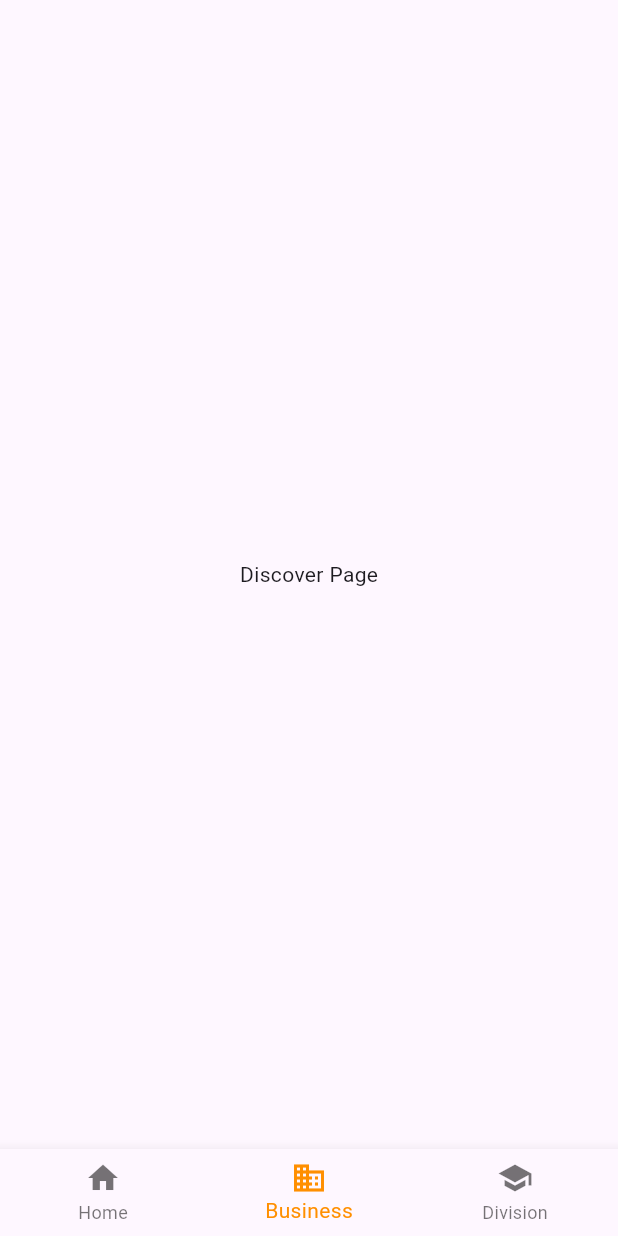
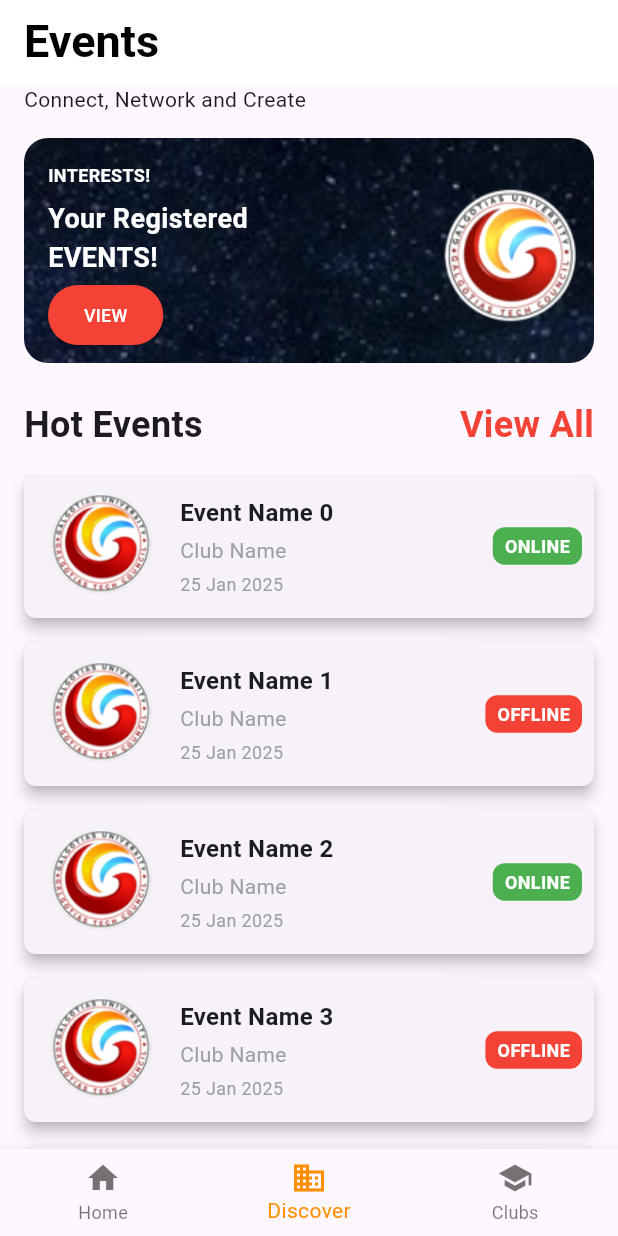
Before and after one commit to Lavitratyagi/GtcConnect-flutter, a Flutter app: the screen it shows after launch, on a phone screen of 412 x 824 dp. Run offline on Flutter 3.47's test engine with Material 3 defaults, Android fonts, the phone set to English and light mode, and no system bars.

Commit message:
Add EventPage and update BottomNavBar for event navigation (#5)
* Add EventPage and update BottomNavBar for event navigation

* Rename EventPage.dart to event_page.dart and update references; simplify ClubListPage constructor

```diff
--- a/lib/bottom_nav_bar.dart
+++ b/lib/bottom_nav_bar.dart
@@ -1,4 +1,5 @@
 import 'package:flutter/material.dart';
+import 'package:gtcconnect/screens/event_page.dart';
 import 'screens/division_list_page.dart';
 
 class BottomNavBar extends StatefulWidget {
@@ -13,7 +14,7 @@ class _BottomNavBarState extends State<BottomNavBar> {
 
   final List<Widget> _pages = [
     const Center(child: Text("Home Page")),
-    const Center(child: Text("Discover Page")),
+    const EventPage(),
     const DivisionListPage(),
   ];
 
@@ -37,11 +38,11 @@ class _BottomNavBarState extends State<BottomNavBar> {
           ),
           BottomNavigationBarItem(
             icon: Icon(Icons.business),
-            label: 'Business',
+            label: 'Discover',
           ),
           BottomNavigationBarItem(
             icon: Icon(Icons.school),
-            label: 'Division',
+            label: 'Clubs',
           ),
         ],
         currentIndex: _currentIndex,
--- /dev/null
+++ b/lib/screens/event_page.dart
@@ -0,0 +1,247 @@
+import 'package:flutter/material.dart';
+
+class EventPage extends StatelessWidget {
+  const EventPage({super.key});
+
+  @override
+  Widget build(BuildContext context) {
+    return Scaffold(
+      appBar: AppBar(
+        title: const Text(
+          'Events',
+          style: TextStyle(
+            fontSize: 30,
+            fontWeight: FontWeight.bold,
+          ),
+        ),
+        centerTitle: false,
+        backgroundColor: Colors.white,
+        foregroundColor: Colors.black,
+        elevation: 0,
+      ),
+      body: Column(
+        crossAxisAlignment: CrossAxisAlignment.start,
+        children: [
+          const Padding(
+            padding: EdgeInsets.symmetric(horizontal: 16.0),
+            child: Text(
+              'Connect, Network and Create',
+              style: TextStyle(fontSize: 14),
+            ),
+          ),
+          const SizedBox(height: 16),
+
+          // Banner Section
+          Stack(
+            children: [
+              Container(
+                margin: const EdgeInsets.symmetric(horizontal: 16),
+                height: 150,
+                decoration: BoxDecoration(
+                  borderRadius: BorderRadius.circular(16),
+                  image: const DecorationImage(
+                    image: AssetImage('assets/images/gtc_background.png'),
+                    fit: BoxFit.cover,
+                  ),
+                ),
+              ),
+              const Positioned(
+                top: 16,
+                left: 32,
+                child: Column(
+                  crossAxisAlignment: CrossAxisAlignment.start,
+                  children: [
+                    Text(
+                      'INTERESTS!',
+                      style: TextStyle(
+                        fontSize: 12,
+                        fontWeight: FontWeight.bold,
+                        color: Colors.white,
+                      ),
+                    ),
+                    SizedBox(height: 8),
+                    Text(
+                      'Your Registered',
+                      style: TextStyle(
+                        fontSize: 18,
+                        fontWeight: FontWeight.bold,
+                        color: Colors.white,
+                      ),
+                    ),
+                    Text(
+                      'EVENTS!',
+                      style: TextStyle(
+                        fontSize: 18,
+                        fontWeight: FontWeight.bold,
+                        color: Colors.white,
+                      ),
+                    ),
+                  ],
+                ),
+              ),
+              Positioned(
+                bottom: 8,
+                left: 32,
+                child: ElevatedButton(
+                  onPressed: () {
+                    // Navigate to Registered Events
+                  },
+                  style: ElevatedButton.styleFrom(
+                    backgroundColor: Colors.red,
+                    shape: RoundedRectangleBorder(
+                      borderRadius: BorderRadius.circular(20),
+                    ),
+                  ),
+                  child: const Text(
+                    'VIEW',
+                    style: TextStyle(color: Colors.white,fontSize: 12),
+                  ),
+                ),
+              ),
+            ],
+          ),
+
+          const SizedBox(height: 24),
+
+          // Hot Events Section
+          Padding(
+            padding: const EdgeInsets.symmetric(horizontal: 16.0),
+            child: Row(
+              mainAxisAlignment: MainAxisAlignment.spaceBetween,
+              children: [
+                const Text(
+                  'Hot Events',
+                  style: TextStyle(
+                    fontSize: 24,
+                    fontWeight: FontWeight.bold,
+                  ),
+                ),
+                GestureDetector(
+                  onTap: () {
+                    // Handle "View All" Click
+                  },
+                  child: const Text(
+                    'View All',
+                    style: TextStyle(
+                      fontSize: 24,
+                      color: Colors.red,
+                      fontWeight: FontWeight.bold,
+                    ),
+                  ),
+                ),
+              ],
+            ),
+          ),
+          const SizedBox(height: 16),
+
+          // Event List
+          Expanded(
+            child: ListView.builder(
+              padding: const EdgeInsets.symmetric(horizontal: 16.0),
+              itemCount: 10, // Replace with dynamic count
+              itemBuilder: (context, index) {
+                return EventTile(
+                  eventLogo: 'assets/images/gtc.png', // Replace with actual image
+                  eventName: 'Event Name $index',
+                  clubName: 'Club Name',
+                  eventDate: '25 Jan 2025',
+                  isOnline: index % 2 == 0, // Alternate between online and offline
+                );
+              },
+            ),
+          ),
+        ],
+      ),
+    );
+  }
+}
+
+class EventTile extends StatelessWidget {
+  final String eventLogo;
+  final String eventName;
+  final String clubName;
+  final String eventDate;
+  final bool isOnline;
+
+  const EventTile({
+    required this.eventLogo,
+    required this.eventName,
+    required this.clubName,
+    required this.eventDate,
+    required this.isOnline,
+    super.key,
+  });
+
+  @override
+  Widget build(BuildContext context) {
+    return Card(
+      margin: const EdgeInsets.only(bottom: 16.0),
+      elevation: 4,
+      shape: RoundedRectangleBorder(
+        borderRadius: BorderRadius.circular(8),
+      ),
+      child: Padding(
+        padding: const EdgeInsets.all(8.0),
+        child: Row(
+          children: [
+            // Event Logo
+            ClipRRect(
+              borderRadius: BorderRadius.circular(8),
+              child: Image.asset(
+                eventLogo,
+                width: 80,
+                height: 80,
+                fit: BoxFit.cover,
+              ),
+            ),
+            const SizedBox(width: 16),
+
+            // Event Details
+            Expanded(
+              child: Column(
+                crossAxisAlignment: CrossAxisAlignment.start,
+                children: [
+                  Text(
+                    eventName,
+                    style: const TextStyle(
+                      fontSize: 16,
+                      fontWeight: FontWeight.bold,
+                    ),
+                  ),
+                  const SizedBox(height: 4),
+                  Text(
+                    clubName,
+                    style: const TextStyle(fontSize: 14, color: Colors.grey),
+                  ),
+                  const SizedBox(height: 4),
+                  Text(
+                    eventDate,
+                    style: const TextStyle(fontSize: 12, color: Colors.grey),
+                  ),
+                ],
+              ),
+            ),
+
+            // Online/Offline Tag
+            Container(
+              padding:
+                  const EdgeInsets.symmetric(horizontal: 8.0, vertical: 4.0),
+              decoration: BoxDecoration(
+                color: isOnline ? Colors.green : Colors.red,
+                borderRadius: BorderRadius.circular(8),
+              ),
+              child: Text(
+                isOnline ? 'ONLINE' : 'OFFLINE',
+                style: const TextStyle(
+                  color: Colors.white,
+                  fontSize: 12,
+                  fontWeight: FontWeight.bold,
+                ),
+              ),
+            ),
+          ],
+        ),
+      ),
+    );
+  }
+}
```
Also changed, not shown: assets/images/gtc_background.png (added).
